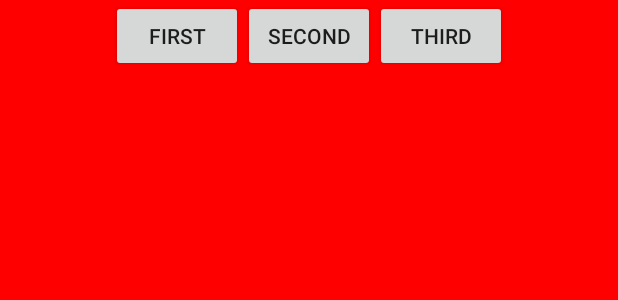
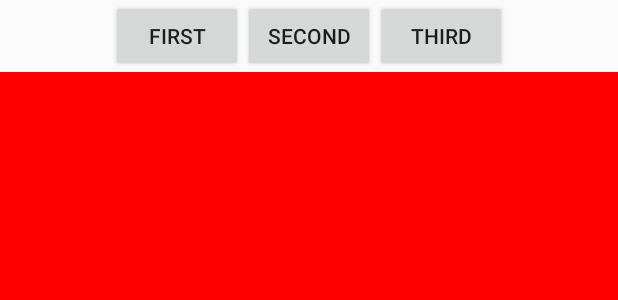
Before and after one commit to StarryPurp/FrameLayout, an Android app: the layout activity_main.xml on its own in the app's theme, with its tools: preview values and no code run, on a phone screen of 412 x 824 dp. Shown: the top 300 px of the screen. Run offline under Robolectric (Android 15) with nearby library versions, the phone set to English and light mode, and no system bars.

Commit message:
#2 FrameLayout

```diff
--- a/app/src/main/res/layout/activity_main.xml
+++ b/app/src/main/res/layout/activity_main.xml
@@ -11,20 +11,8 @@
         android:layout_width="match_parent"
         android:layout_height="wrap_content"
         android:orientation="horizontal"
+        android:gravity="center_horizontal"
         >
-
-    </LinearLayout>
-
-    <FrameLayout
-        android:layout_width="match_parent"
-        android:layout_height="match_parent">
-        <LinearLayout
-            android:id="@+id/line1"
-            android:layout_width="match_parent"
-            android:layout_height="match_parent"
-            android:orientation="horizontal"
-            android:background="#ff0000"
-            android:gravity="center_horizontal">
         <Button
             android:id="@+id/but1"
             android:layout_width="wrap_content"
@@ -43,6 +31,19 @@
             android:layout_height="wrap_content"
             android:text="Third"
             />
+
+    </LinearLayout>
+
+    <FrameLayout
+        android:layout_width="match_parent"
+        android:layout_height="match_parent">
+        <LinearLayout
+            android:id="@+id/line1"
+            android:layout_width="match_parent"
+            android:layout_height="match_parent"
+            android:orientation="horizontal"
+            android:background="#ff0000">
+
         </LinearLayout>
         <LinearLayout
             android:id="@+id/line2"
```
Also changed, not shown: app/src/main/java/bstar128/example/hansung/framelayout/MainActivity.java (+33 -1 lines). Lines whose indentation alone changed are shown as unchanged.
